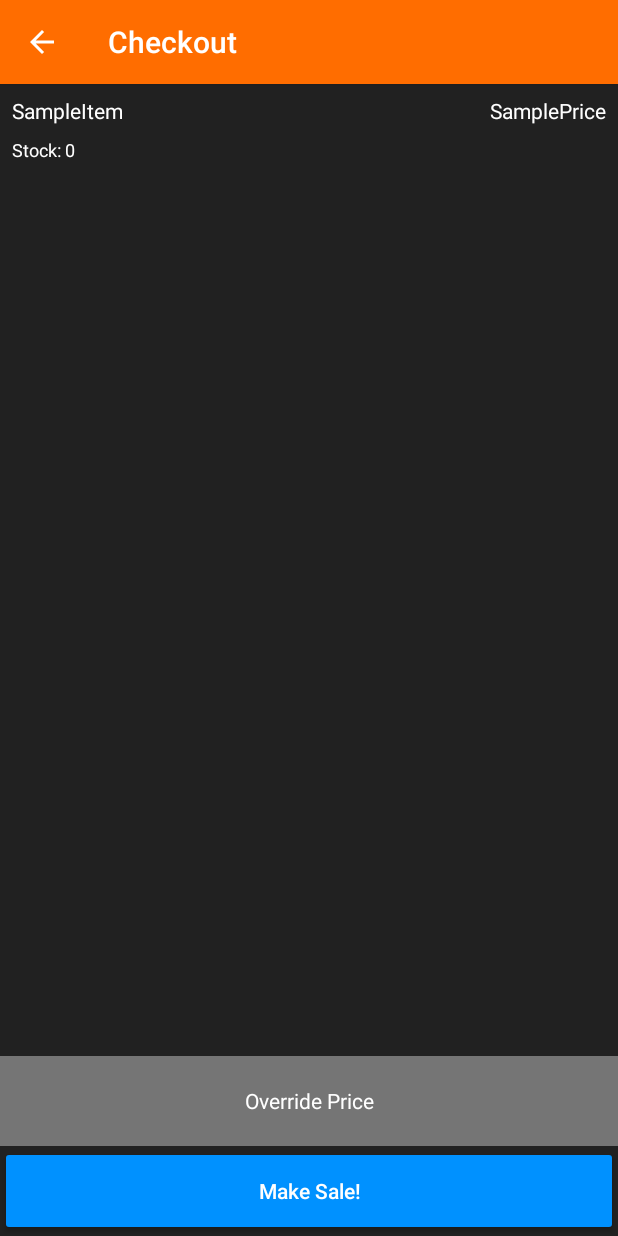
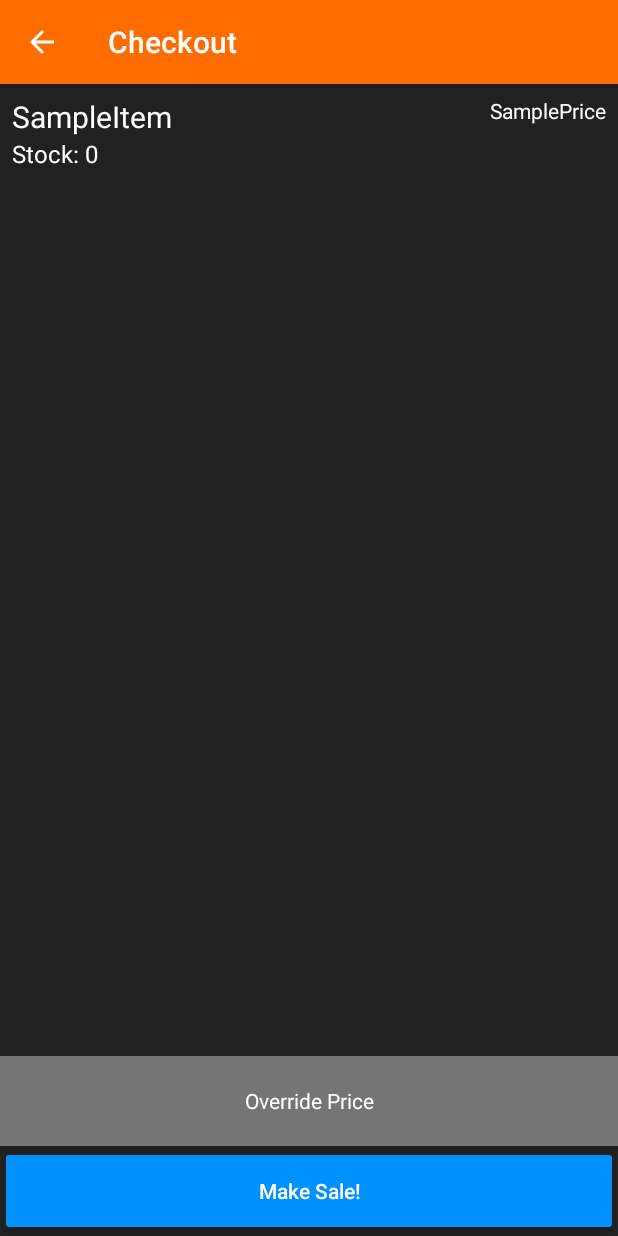
Before and after one commit to gameroxer/MerchManager, an Android app: the Checkout screen opened directly, with no data from a screen before it, on a phone screen of 412 x 824 dp. Run offline under Robolectric (Android 15) with nearby library versions, the phone set to English and light mode, and no system bars; 4 statements that could not run were skipped.

Commit message:
Fixed issues with activites not being closed properly

```diff
--- a/app/src/main/AndroidManifest.xml
+++ b/app/src/main/AndroidManifest.xml
@@ -30,6 +30,7 @@
         <activity
             android:name=".ManageInventory"
             android:label="@string/activity_inventory_manager"
+            android:launchMode="singleTop"
             android:parentActivityName=".MainActivity" />
         <activity
             android:name=".Analytics"
--- a/app/src/main/java/com/example/aric/merchmanager/CreateMerchItem.java
+++ b/app/src/main/java/com/example/aric/merchmanager/CreateMerchItem.java
@@ -39,7 +39,7 @@ public class CreateMerchItem extends AppCompatActivity {
             price.setText(String.format("%.2f", merchItem.price));
             quantity.setText(Integer.toString(stock));
         }
-
+        setResult(Activity.RESULT_CANCELED);
     }
 
     public void CreateItemPressed(View v) {
--- a/app/src/main/java/com/example/aric/merchmanager/ManageInventory.java
+++ b/app/src/main/java/com/example/aric/merchmanager/ManageInventory.java
@@ -81,6 +81,7 @@ public class ManageInventory extends AppCompatActivity {
                 break;
             }
             case (EDIT_ITEM_RESULT) : {
+                if (resultCode == Activity.RESULT_OK) {
                     Bundle dataBundle = data.getExtras();
                     MerchItem merchItem = (MerchItem) dataBundle.getSerializable("merchItem");
                     String set = dataBundle.getString("set");
@@ -105,3 +106,4 @@ public class ManageInventory extends AppCompatActivity {
             }
         }
     }
+}
--- a/app/src/main/res/layout/checkout_item_layout.xml
+++ b/app/src/main/res/layout/checkout_item_layout.xml
@@ -16,6 +16,7 @@
         android:maxLines="100"
         android:scrollHorizontally="false"
         android:text="SampleItem"
+        android:textSize="20dp"
         android:textColor="@color/text_color_primary"
         app:layout_constraintStart_toStartOf="parent"
         app:layout_constraintTop_toTopOf="parent" />
@@ -26,13 +27,12 @@
         android:layout_height="wrap_content"
         android:layout_marginStart="8dp"
         android:layout_marginLeft="8dp"
-        android:layout_marginTop="8dp"
         android:ellipsize="none"
         android:maxLines="100"
         android:scrollHorizontally="false"
         android:text="Stock: 0"
         android:textColor="@color/text_color_primary"
-        android:textSize="12dp"
+        android:textSize="16dp"
         app:layout_constraintStart_toStartOf="parent"
         app:layout_constraintTop_toBottomOf="@+id/merch_name" />
 
```
Lines whose indentation alone changed are shown as unchanged.
